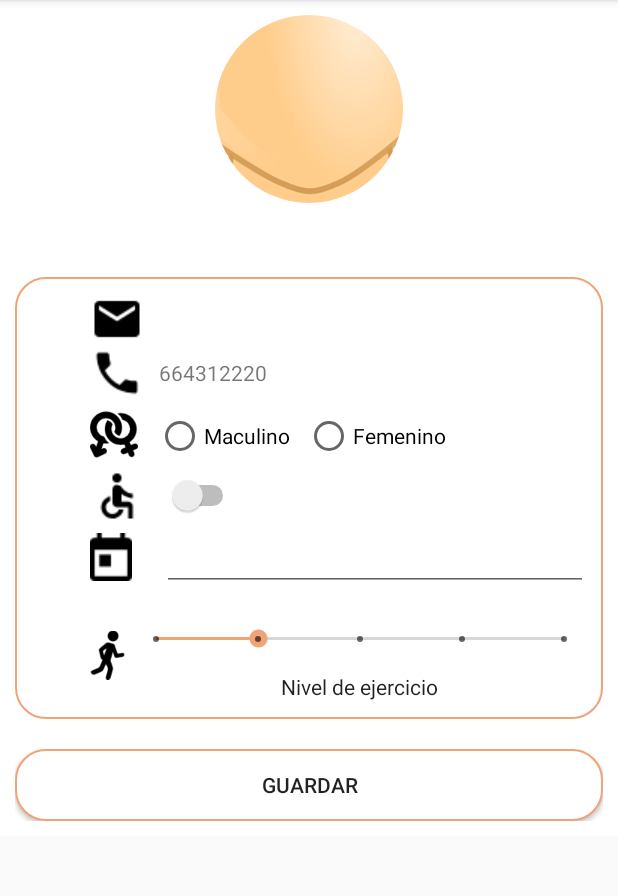
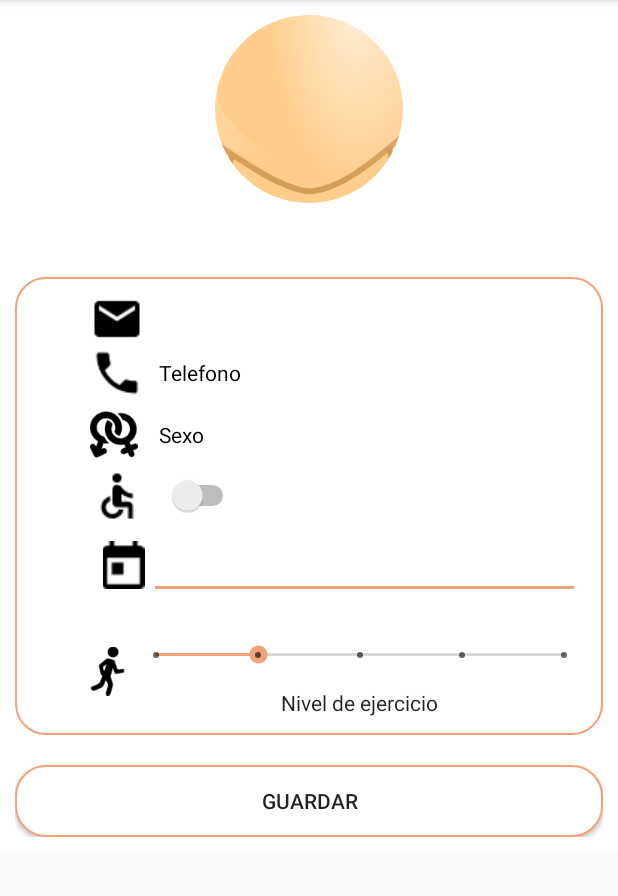
Before and after one commit to joacaar/ProyectoIoTGrupo1GTI2, an Android app: the fragment PerfilFragment placed in its activity, after a tap on "GUARDAR", on a phone screen of 412 x 824 dp, the part 84-980 px from its top. Run offline under Robolectric (Android 15) with nearby library versions, the light colour scheme and no system bars; our stand-ins replace CircleImageView, Firebase (no records; nobody signed in at launch, a user with empty details on screens opened directly), Picasso; libraries missing offline, so code that uses them is left out: com.firebase.ui, org.eclipse.paho; 27 statements that could not run were skipped.

Commit message:
AÑADIR DATOS AL LAYOUT USUARIO
Poder editar los datos y guardarlos en el usuario registrado.

```diff
--- a/APP/proyectoIoTG1/app/src/main/java/com/GTI/Grupo1/IoT/InicioFragment.java
+++ b/APP/proyectoIoTG1/app/src/main/java/com/GTI/Grupo1/IoT/InicioFragment.java
@@ -9,12 +9,15 @@ import android.view.MotionEvent;
 import android.view.View;
 import android.view.ViewGroup;
 import android.widget.ImageView;
+import android.widget.RadioButton;
+import android.widget.RadioGroup;
 import android.widget.TextView;
 import android.widget.Toast;
 
 import com.google.android.gms.tasks.OnCompleteListener;
 import com.google.android.gms.tasks.Task;
 import com.google.firebase.Timestamp;
+import com.google.firebase.auth.FirebaseUser;
 import com.google.firebase.firestore.DocumentSnapshot;
 import com.google.firebase.firestore.FirebaseFirestore;
 import com.google.firebase.firestore.Query;
@@ -39,7 +42,7 @@ public class InicioFragment extends Fragment {
     private String tiposMedidasPeso = " Kg ";
     private String tiposMedidasAltura = " cm ";
 
-    MotionEvent event;
+    private FirebaseUser user = MainActivity.user;
 
 
     public InicioFragment() {
@@ -61,7 +64,7 @@ public class InicioFragment extends Fragment {
 
         FirebaseFirestore db = FirebaseFirestore.getInstance();
         db.collection("USUARIOS")
-                .document("gS5851pJr8mxlUhB3Vog")
+                .document(user.getUid())
                 .collection("Bascula").orderBy("fecha",Query.Direction.DESCENDING).limit(1).get()
                 .addOnCompleteListener(new OnCompleteListener<QuerySnapshot>() {
                     @Override
--- a/APP/proyectoIoTG1/app/src/main/java/com/GTI/Grupo1/IoT/MainActivity.java
+++ b/APP/proyectoIoTG1/app/src/main/java/com/GTI/Grupo1/IoT/MainActivity.java
@@ -35,6 +35,8 @@ import android.widget.FrameLayout;
 import android.widget.ImageButton;
 import android.widget.ImageView;
 import android.widget.LinearLayout;
+import android.widget.RadioButton;
+import android.widget.RadioGroup;
 import android.widget.TextView;
 import android.widget.Toast;
 
@@ -66,7 +68,9 @@ import static santi.example.com.comun.Mqtt.*;
 public class MainActivity extends AppCompatActivity
         implements NavigationView.OnNavigationItemSelectedListener, MqttCallback {
 
-    private FirebaseUser user;
+    public static FirebaseUser user;
+
+    public static Usuario usuario;
 
     MqttClient client;
 
@@ -81,12 +85,19 @@ public class MainActivity extends AppCompatActivity
     ImageView foto_gallery;
 
 
+
+
+
+
     @Override
     protected void onCreate(Bundle savedInstanceState) {
         super.onCreate(savedInstanceState);
         setContentView(R.layout.activity_main);
         Toolbar toolbar = findViewById(R.id.toolbar);
         setSupportActionBar(toolbar);
+
+
+        user = FirebaseAuth.getInstance().getCurrentUser();
 
 
         //Página de inicio
@@ -96,8 +107,6 @@ public class MainActivity extends AppCompatActivity
             fragmentTransaction.replace(R.id.fragment_container, fragment);
             fragmentTransaction.commit();
 
-
-       user = FirebaseAuth.getInstance().getCurrentUser();
 
         DrawerLayout drawer = findViewById(R.id.drawer_layout);
         ActionBarDrawerToggle toggle = new ActionBarDrawerToggle(
@@ -205,57 +214,32 @@ public class MainActivity extends AppCompatActivity
 
 
         FirebaseFirestore db = FirebaseFirestore.getInstance();
-        /*db.collection("users").document("YCBIiP0cbezTvmHiFPq3").get()
-                .addOnCompleteListener(
-                        new OnCompleteListener<DocumentSnapshot>() {
-                            @Override
-                            public void onComplete(@NonNull Task<DocumentSnapshot> task){
-                                if (task.isSuccessful()) {
-                                    String dato1 = task.getResult().getString("peso");
-                                    //double dato2 = task.getResult().getDouble("altura");
 
-                                    Toast toast1 = Toast.makeText(getApplicationContext(), dato1, Toast.LENGTH_SHORT);
-
-                                    TextView view3 = findViewById(R.id.peso);
-
-                                    view3.setText(dato1);
-                                    toast1.show();
-                                } else {
-                                    Toast toast2 = Toast.makeText(getApplicationContext(), "error", Toast.LENGTH_SHORT);
-
-
-                                    toast2.show();
-                                }
-                            }
-                        });*/
-        //
-        db.collection("USUARIOS").document("gS5851pJr8mxlUhB3Vog").get()
+        db.collection("USUARIOS").document(user.getUid()).get()
                 .addOnCompleteListener(
                         new OnCompleteListener<DocumentSnapshot>() {
                             @Override
                             public void onComplete(@NonNull Task<DocumentSnapshot> task) {
                                 if (task.isSuccessful()){
-                                    /*Usuario bobMataplagas = new Usuario();
-                                    bobMataplagas.setCorreoElectronico(task.getResult().getString("Correo"));
-                                    bobMataplagas.setFechaNacimiento(task.getResult().getString("FechaNaci"));
-                                    bobMataplagas.setNivelEjercicio(task.getResult().getLong("NivelEjer"));
-                                    bobMataplagas.setNombre(task.getResult().getString("Nombre"));
-                                    bobMataplagas.setSexo(task.getResult().getString("Sexo"));*/
-                                    Usuario bobMataplagas = new Usuario(
+
+                                    usuario = new Usuario(
                                              task.getResult().getString("Correo")
                                             ,task.getResult().getString("FechaNaci")
                                             ,task.getResult().getLong("NivelEjer")
                                             ,task.getResult().getString("Nombre")
-                                            ,task.getResult().getString("Sexo"));
+                                            ,task.getResult().getString("Sexo")
+                                            ,task.getResult().getString("telefono"));
 
-                                    Toast toast = Toast.makeText(getApplicationContext(), bobMataplagas.getCorreoElectronico(), Toast.LENGTH_SHORT);
+                                    /*Toast toast = Toast.makeText(getApplicationContext(), usuario.getCorreoElectronico(), Toast.LENGTH_SHORT);
                                     toast.show();
-                                    Toast toast1 = Toast.makeText(getApplicationContext(), bobMataplagas.getFechaNacimiento(), Toast.LENGTH_SHORT);
+                                    Toast toast1 = Toast.makeText(getApplicationContext(), usuario.getFechaNacimiento(), Toast.LENGTH_SHORT);
                                     toast1.show();
-                                    Toast toast2 = Toast.makeText(getApplicationContext(), bobMataplagas.getNombre(), Toast.LENGTH_SHORT);
+                                    Toast toast2 = Toast.makeText(getApplicationContext(), usuario.getNombre(), Toast.LENGTH_SHORT);
                                     toast2.show();
-                                    Toast toast3 = Toast.makeText(getApplicationContext(), bobMataplagas.getSexo(), Toast.LENGTH_SHORT);
-                                    toast3.show();
+                                    Toast toast3 = Toast.makeText(getApplicationContext(), usuario.getSexo(), Toast.LENGTH_SHORT);
+                                    toast3.show();*/
+
+
                                 } else {
                                     Toast toast1 = Toast.makeText(getApplicationContext(), "ERROR", Toast.LENGTH_SHORT);
                                     toast1.show();
@@ -417,24 +401,31 @@ public class MainActivity extends AppCompatActivity
         runOnUiThread(new Runnable() {
             @Override
             public void run() {
-                   if(payload.equals("ON") || payload.equals("OFF")){
+                if(!payload.isEmpty()) {
+                    if (payload.equals("ON") || payload.equals("OFF")) {
                         TextView a = findViewById(R.id.luces);
                         a.setText(payload);
-                   }else if(payload.contains("medicamento")){
+                    }
+                    if (payload.contains("medicamento")) {
                         TextView b = findViewById(R.id.medicamentos);
                         b.setText(payload);
-                   }else if(payload.contains("personas")){
+                    }
+                    if (payload.contains("personas")) {
                         TextView c = findViewById(R.id.personas);
                         c.setText(payload);
-                   }else if(payload.contains("Cerrada") || payload.contains("Abierta")){
+                    }
+                    if (payload.contains("Cerrada") || payload.contains("Abierta")) {
                         TextView d = findViewById(R.id.puerta);
                         d.setText(payload);
-                   }else if(payload.contains("%")){
+                    }
+                    if (payload.contains("%")) {
                         TextView i = findViewById(R.id.hum);
                         i.setText(payload);
-                   }else {
+                    }
+                    if (payload.contains("C")) {
                         TextView e = findViewById(R.id.temp);
                         e.setText(payload);
+                    }
                 }
             }
         });
--- a/APP/proyectoIoTG1/app/src/main/java/com/GTI/Grupo1/IoT/PerfilFragment.java
+++ b/APP/proyectoIoTG1/app/src/main/java/com/GTI/Grupo1/IoT/PerfilFragment.java
@@ -47,6 +47,7 @@ import java.util.HashMap;
 import java.util.Map;
 
 import static android.app.Activity.RESULT_OK;
+import static com.firebase.ui.auth.AuthUI.getApplicationContext;
 
 
 public class PerfilFragment extends Fragment {
@@ -59,9 +60,6 @@ public class PerfilFragment extends Fragment {
     private EditText mDisplayDate;
     private DatePickerDialog.OnDateSetListener mDateSetListener;
 
-
-    private RadioGroup radioSexGroup;
-    private RadioButton radioSexButton;
     private Button btnGuardar;
 
     private String date;
@@ -69,6 +67,14 @@ public class PerfilFragment extends Fragment {
     private String nivelEjer;
     private TextView textViewEjer;
 
+    public TextView fecha;
+    public TextView sexoo;
+    public TextView telefono;
+
+
+    private Usuario usuario = MainActivity.usuario;
+
+    private long progreso;
 
 
     public PerfilFragment() {
@@ -101,8 +107,20 @@ public class PerfilFragment extends Fragment {
             System.out.println("dentro de getPhoto");
         }
 
-//---------------------------  CALENARIO  ------------------------------------------------------------------------------------
-        mDisplayDate = vistaPerfil.findViewById(R.id.editTextFecha);
+        sexoo = vistaPerfil.findViewById(R.id.sexo);
+        sexoo.setText(usuario.getSexo());
+
+        /*fecha = vistaPerfil.findViewById(R.id.edFecha);
+        fecha.setText(usuario.getFechaNacimiento());*/
+
+        telefono = vistaPerfil.findViewById(R.id.textoTel);
+        telefono.setText(usuario.getTelefono());
+
+
+
+
+//---------------------------  CALENDARIO  ------------------------------------------------------------------------------------
+        mDisplayDate = vistaPerfil.findViewById(R.id.editfecha);
 
         mDisplayDate.setOnClickListener(new View.OnClickListener() {
             @Override
@@ -133,6 +151,8 @@ public class PerfilFragment extends Fragment {
 //------------------------------  SEEKBAR  ---------------------------------------------------------------------------------
         seekBar = vistaPerfil.findViewById(R.id.seekBar);
         textViewEjer = vistaPerfil.findViewById(R.id.TextoEjer);
+
+        //seekBar.setProgress((int) usuario.getNivelEjercicio());
 
         if (seekBar != null) {
             seekBar.setOnSeekBarChangeListener(new SeekBar.OnSeekBarChangeListener() {
@@ -168,9 +188,12 @@ public class PerfilFragment extends Fragment {
             });
         }
 
+
+
 //-------------------------------------------------------------------
         //Guardar datos del usuario
-        addListenerOnButton(vistaPerfil);
+       addListenerOnButton(vistaPerfil);
+
 
         return vistaPerfil;
     }//onCreate()
@@ -180,8 +203,10 @@ public class PerfilFragment extends Fragment {
 //-------------------  GUARDAR DATOS DEL USUARIO  -----------------------------------------------------------------------
     public void addListenerOnButton(View view) {
 
-        radioSexGroup = view.findViewById(R.id.radioSex);
+        progreso = seekBar.getProgress();
+        //seekBar.setProgress((int) usuario.getNivelEjercicio());
         btnGuardar = view.findViewById(R.id.guardar);
+
 
 
         btnGuardar.setOnClickListener(new View.OnClickListener() {
@@ -189,52 +214,27 @@ public class PerfilFragment extends Fragment {
             @Override
             public void onClick(View v) {
 
-                // get selected radio button from radioGroup
-                int selectedId = radioSexGroup.getCheckedRadioButtonId();
-
-                // find the radiobutton by returned id
-                radioSexButton = getView().findViewById(selectedId);
-
-
-                if(radioSexButton!=null || date!=null) {
-                    Toast.makeText(getActivity(),
-                            radioSexButton.getText(), Toast.LENGTH_SHORT).show();
-
-                    Toast.makeText(getActivity(),
-                            date, Toast.LENGTH_LONG).show();
-
-                    Toast.makeText(getActivity(),
-                            "Nivel de ejercicio " + seekBar.getProgress(), Toast.LENGTH_SHORT).show();
-
-
-
+                Toast toast3 = Toast.makeText(getContext(), "Se han guardado con éxito tus datos", Toast.LENGTH_SHORT);
+                toast3.show();
 //-------------------------GUARDAR LOS DATOS DEL USUARIO EN LA BASE DE DATOS---------------------------------------
 
                     FirebaseFirestore db = FirebaseFirestore.getInstance();
                     // Create a new user with a first and last name
                     Map<String, Object> perfilUser = new HashMap<>();
-                    perfilUser.put("Sexo", radioSexButton.getText());
-                    perfilUser.put("Fecha de nacimiento", date);
-                    perfilUser.put("Nivel de ejercicio", seekBar.getProgress());
+                    if(date!=null) {
+                        perfilUser.put("Fecha de nacimiento", date);
+                    }
+                    if(perfilUser!=null) {
+                        perfilUser.put("NivelEjer", seekBar.getProgress());
+                    }
 
                     // Add a new document with a generated ID
-                    db.collection("perfilUser")
-                            .add(perfilUser)
-                            .addOnSuccessListener(new OnSuccessListener<DocumentReference>() {
-                                @Override
-                                public void onSuccess(DocumentReference documentReference) {
-                                    Log.d(TAG, "DocumentSnapshot added with ID: " + documentReference.getId());
-                                }
-                            })
-                            .addOnFailureListener(new OnFailureListener() {
-                                @Override
-                                public void onFailure(@NonNull Exception e) {
-                                    Log.w(TAG, "Error adding document", e);
-                                }
-                            });
-                }//if()
+                    db.collection("USUARIOS").document(user.getUid()).update(perfilUser);
+
             }
+
         });
-    }
+
+    }//Addlistener()
 
 }//()
--- a/APP/proyectoIoTG1/app/src/main/res/layout/inicio.xml
+++ b/APP/proyectoIoTG1/app/src/main/res/layout/inicio.xml
@@ -366,7 +366,8 @@
                             android:layout_width="match_parent"
                             android:layout_height="match_parent"
                             android:layout_weight="5"
-                            android:orientation="vertical">
+                            android:orientation="vertical"
+                            android:padding="6dp">
 
                             <TextView
                                 android:id="@+id/TituloMed"
--- a/APP/proyectoIoTG1/app/src/main/res/layout/perfil.xml
+++ b/APP/proyectoIoTG1/app/src/main/res/layout/perfil.xml
@@ -45,7 +45,8 @@
                     android:id="@+id/nombreUsuario"
                     android:layout_width="wrap_content"
                     android:layout_height="wrap_content"
-                    android:text="@string/usuario" />
+                    android:text="@string/usuario"
+                    android:textColor="@color/common_google_signin_btn_text_dark_focused" />
             </LinearLayout>
 
             <LinearLayout
@@ -82,7 +83,8 @@
                             android:layout_marginStart="10dp"
                             android:layout_marginLeft="10dp"
                             android:layout_weight="1"
-                            android:text="correoDelUsuario" />
+                            android:text="correoDelUsuario"
+                            android:textColor="@color/common_google_signin_btn_text_dark_focused" />
 
                     </LinearLayout>
 
@@ -107,12 +109,13 @@
                             app:srcCompat="@drawable/ic_telefono" />
 
                         <TextView
-                            android:id="@+id/telefonoUsuario"
+                            android:id="@+id/textoTel"
                             android:layout_width="0dp"
                             android:layout_height="wrap_content"
                             android:layout_marginLeft="10dp"
                             android:layout_weight="1"
-                            android:text="664312220" />
+                            android:text="Telefono"
+                            android:textColor="@color/common_google_signin_btn_text_dark_focused" />
 
                     </LinearLayout>
 
@@ -138,31 +141,14 @@
                             android:paddingRight="2dp"
                             app:srcCompat="@drawable/sexo" />
 
-                        <RadioGroup
-                            android:id="@+id/radioSex"
-                            android:layout_width="match_parent"
-                            android:layout_height="match_parent"
-                            android:orientation="horizontal">
-
-                            <RadioButton
-                                android:id="@+id/Masculino"
-                                android:layout_width="wrap_content"
-                                android:layout_height="wrap_content"
-                                android:layout_marginStart="10dp"
-                                android:layout_marginLeft="10dp"
-                                android:layout_marginTop="8dp"
-                                android:text="@string/maculino" />
-
-                            <RadioButton
-                                android:id="@+id/Femenino"
-                                android:layout_width="wrap_content"
-                                android:layout_height="wrap_content"
-                                android:layout_marginStart="10dp"
-                                android:layout_marginLeft="10dp"
-                                android:layout_marginTop="8dp"
-                                android:text="@string/femenino" />
-
-                        </RadioGroup>
+                        <TextView
+                            android:id="@+id/sexo"
+                            android:layout_width="0dp"
+                            android:layout_height="wrap_content"
+                            android:layout_marginLeft="12dp"
+                            android:layout_weight="1"
+                            android:text="Sexo"
+                            android:textColor="@color/common_google_signin_btn_text_dark_focused" />
 
                     </LinearLayout>
 
@@ -206,13 +192,14 @@
                         android:layout_width="match_parent"
                         android:layout_height="match_parent"
                         android:gravity="center"
-                        android:orientation="horizontal">
+                        android:orientation="horizontal"
+                        android:padding="5dp">
 
                         <ImageView
                             android:id="@+id/imageView"
-                            android:layout_width="wrap_content"
+                            android:layout_width="0dp"
                             android:layout_height="wrap_content"
-                            android:layout_weight="0"
+                            android:layout_weight="1"
                             android:contentDescription="TODO"
                             android:onClick="showDatePickerDialog"
                             android:paddingStart="40dp"
@@ -220,14 +207,11 @@
                             app:srcCompat="@drawable/ic_calendario" />
 
                         <EditText
-                            android:id="@+id/editTextFecha"
+                            android:id="@+id/editfecha"
                             android:layout_width="wrap_content"
                             android:layout_height="wrap_content"
-                            android:layout_marginLeft="20dp"
                             android:layout_weight="1"
-                            android:autofillHints=""
                             android:ems="10"
-                            android:focusableInTouchMode="false"
                             android:inputType="date" />
 
                     </LinearLayout>
```
Also changed, not shown: APP/proyectoIoTG1/app/src/main/java/com/GTI/Grupo1/IoT/IntroductionActivity.java (+12 -2 lines), APP/proyectoIoTG1/app/src/main/java/com/GTI/Grupo1/IoT/Usuario.java (+14 -1 lines), APP/proyectoIoTG1/app/src/main/res/layout/elemento_lista_sensores.xml (+7 -4 lines), APP/proyectoIoTG1/app/src/main/res/layout/introduction.xml (+13 -5 lines). Lines whose indentation alone changed are shown as unchanged.
